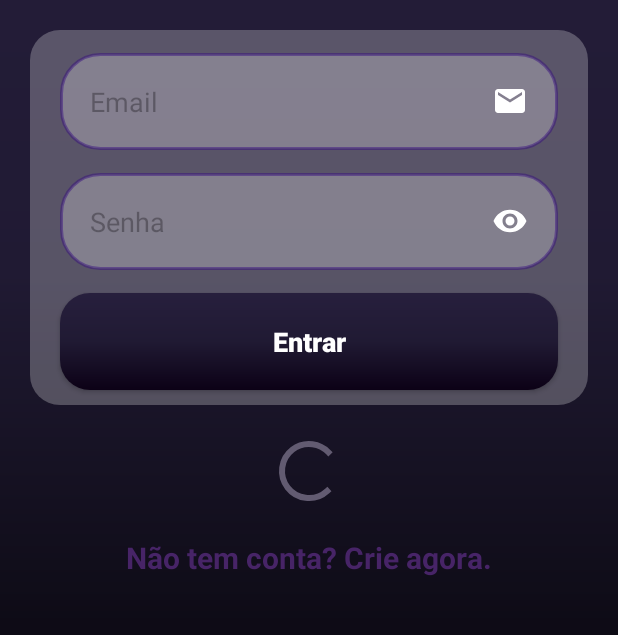
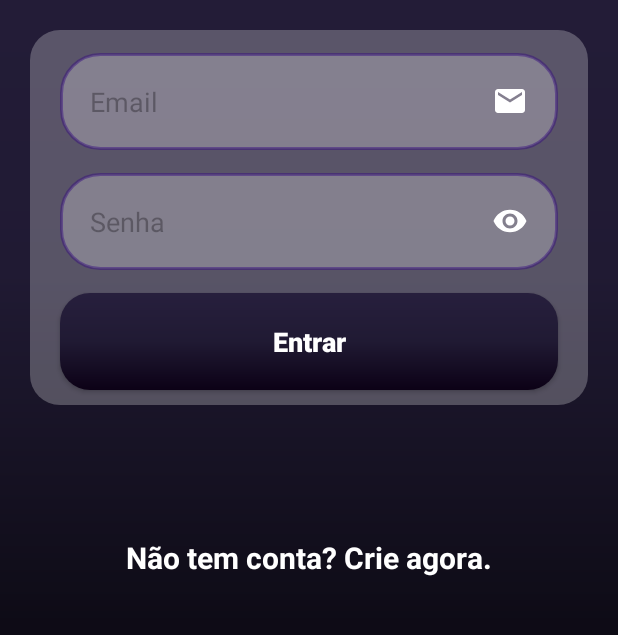
Before and after one commit to Larssaa/YourStudyTelas, an Android app: the screen it shows after launch (FormLogin), on a phone screen of 412 x 824 dp, the part 345-980 px from its top. Run offline under Robolectric (Android 15) with nearby library versions, the phone set to English and light mode, and no system bars; 1 statement that could not run was skipped.

Commit message:
Atualização no dia 25/05

```diff
--- a/app/src/main/AndroidManifest.xml
+++ b/app/src/main/AndroidManifest.xml
@@ -13,6 +13,9 @@
         android:theme="@style/Theme.Telas"
         tools:targetApi="31">
         <activity
+            android:name=".FormCadastro"
+            android:exported="false" />
+        <activity
             android:name=".MainActivity"
             android:exported="false" />
         <activity
--- a/app/src/main/java/com/example/telas/FormLogin.java
+++ b/app/src/main/java/com/example/telas/FormLogin.java
@@ -2,13 +2,32 @@ package com.example.telas;
 
 import androidx.appcompat.app.AppCompatActivity;
 
+import android.content.Intent;
 import android.os.Bundle;
+import android.view.View;
+import android.widget.TextView;
 
 public class FormLogin extends AppCompatActivity {
+
+    private TextView text_tela_cadastro;
 
     @Override
     protected void onCreate(Bundle savedInstanceState) {
         super.onCreate(savedInstanceState);
         setContentView(R.layout.activity_form_login);
+
+        getSupportActionBar().hide();
+        InciarComponentes();
+        text_tela_cadastro.setOnClickListener(new View.OnClickListener() {
+            @Override
+            public void onClick(View v) {
+                Intent intent = new Intent(FormLogin.this,FormLogin.this.getClass());
+                startActivity(intent);
+            }
+        });
+    }
+    private void InciarComponentes(){
+        text_tela_cadastro = findViewById(R.id.text_tela_cadastrar);
+
     }
 }
--- a/app/src/main/res/layout/activity_form_login.xml
+++ b/app/src/main/res/layout/activity_form_login.xml
@@ -1,11 +1,15 @@
 <?xml version="1.0" encoding="utf-8"?>
+
+
+
 <androidx.constraintlayout.widget.ConstraintLayout xmlns:android="http://schemas.android.com/apk/res/android"
     xmlns:app="http://schemas.android.com/apk/res-auto"
     xmlns:tools="http://schemas.android.com/tools"
     android:layout_width="match_parent"
     android:background="@drawable/background"
     android:layout_height="match_parent"
-    tools:context=".FormLogin">
+    tools:context=".FormLogin"
+    tools:ignore="ExtraText">
 
     <ImageView
         android:id="@+id/logo"
@@ -32,7 +36,7 @@
 
         android:hint="Email"
         android:drawableRight="@drawable/baseline_email_24"
-
+        android:inputType="textEmailAddress"
 
         app:layout_constraintStart_toStartOf="@id/containerComponents"
         app:layout_constraintEnd_toEndOf="@id/containerComponents"
@@ -46,7 +50,7 @@
 
         android:hint="Senha"
         android:drawableRight="@drawable/baseline_remove_red_eye_24"
-
+        android:inputType="numberPassword"
         app:layout_constraintStart_toStartOf="@id/containerComponents"
         app:layout_constraintEnd_toEndOf="@id/containerComponents"
         app:layout_constraintTop_toBottomOf="@+id/edit_email"
@@ -60,32 +64,31 @@
         app:layout_constraintEnd_toEndOf="parent"
         app:layout_constraintTop_toBottomOf="@+id/edit_senha">
 
-
-
     </androidx.appcompat.widget.AppCompatButton>
     <ProgressBar
         android:id="@+id/progressbar"
         android:layout_width="wrap_content"
         android:layout_height="wrap_content"
         android:layout_marginTop="20dp"
+        android:visibility="invisible"
         app:layout_constraintStart_toStartOf="parent"
         app:layout_constraintEnd_toEndOf="parent"
         app:layout_constraintTop_toBottomOf="@id/containerComponents"/>
 "
+
     <TextView
-        android:id="@+id/text_tela_cadastro"
+        android:id="@+id/text_tela_cadastrar"
         android:layout_width="wrap_content"
         android:layout_height="wrap_content"
         android:text="@string/cadastrar"
         android:textSize="20sp"
-        android:textColor="#472467"
+        android:textColor="@color/white"
         android:textStyle="bold"
         android:layout_marginTop="20dp"
         android:layout_marginBottom="30dp"
         app:layout_constraintTop_toBottomOf="@+id/progressbar"
         app:layout_constraintStart_toStartOf="parent"
-        app:layout_constraintEnd_toEndOf="parent"
-        ></TextView>
+        app:layout_constraintEnd_toEndOf="parent" />
 
 
 
--- a/app/src/main/res/values/strings.xml
+++ b/app/src/main/res/values/strings.xml
@@ -4,4 +4,8 @@
     <string name="entrar">Entrar</string>
     <string name="cadastrar">Não tem conta? Crie agora.</string>
 
+    //cadrastro
+    <string name="tilte_cadastro">Cadastre-se</string>
+
+
 </resources>
--- a/app/src/main/res/values/styles.xml
+++ b/app/src/main/res/values/styles.xml
@@ -13,6 +13,7 @@
 
     <item name="android:background">@drawable/edit_text</item>
         <item name="android:padding">20dp</item>
+        <item name="android:maxLength">25</item>
         <item name="android:layout_marginLeft">40dp</item>
         <item name="android:layout_marginRight">40dp</item>
         <item name="android:layout_marginTop">15dp</item>
--- a/app/src/main/res/values/themes.xml
+++ b/app/src/main/res/values/themes.xml
@@ -1,9 +1,11 @@
 <resources xmlns:tools="http://schemas.android.com/tools">
     <!-- Base application theme. -->
     <style name="Base.Theme.Telas" parent="Theme.Material3.DayNight.NoActionBar">
+        <item name="colorPrimaryVariant">@color/black</item>
         <!-- Customize your light theme here. -->
         <!-- <item name="colorPrimary">@color/my_light_primary</item> -->
     </style>
 
     <style name="Theme.Telas" parent="Base.Theme.Telas" />
+
 </resources>
```
Also changed, not shown: app/src/main/java/com/example/telas/FormCadastro.java (added, +18 -0 lines), app/src/main/res/layout/activity_form_cadastro.xml (added, +70 -0 lines).
